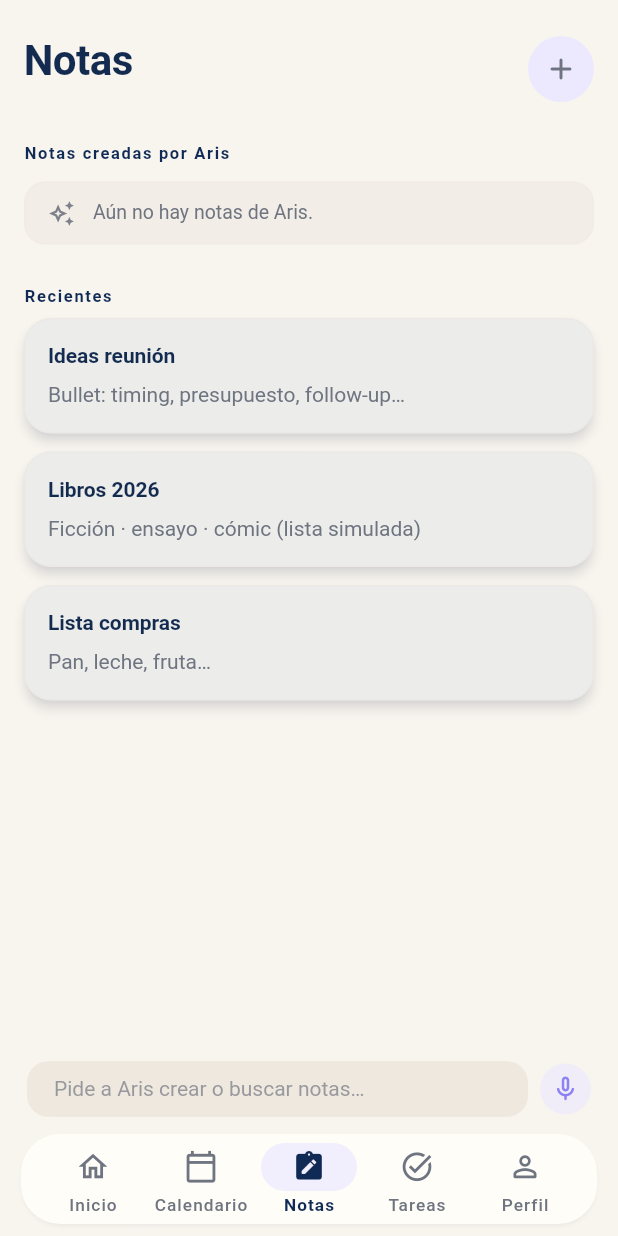
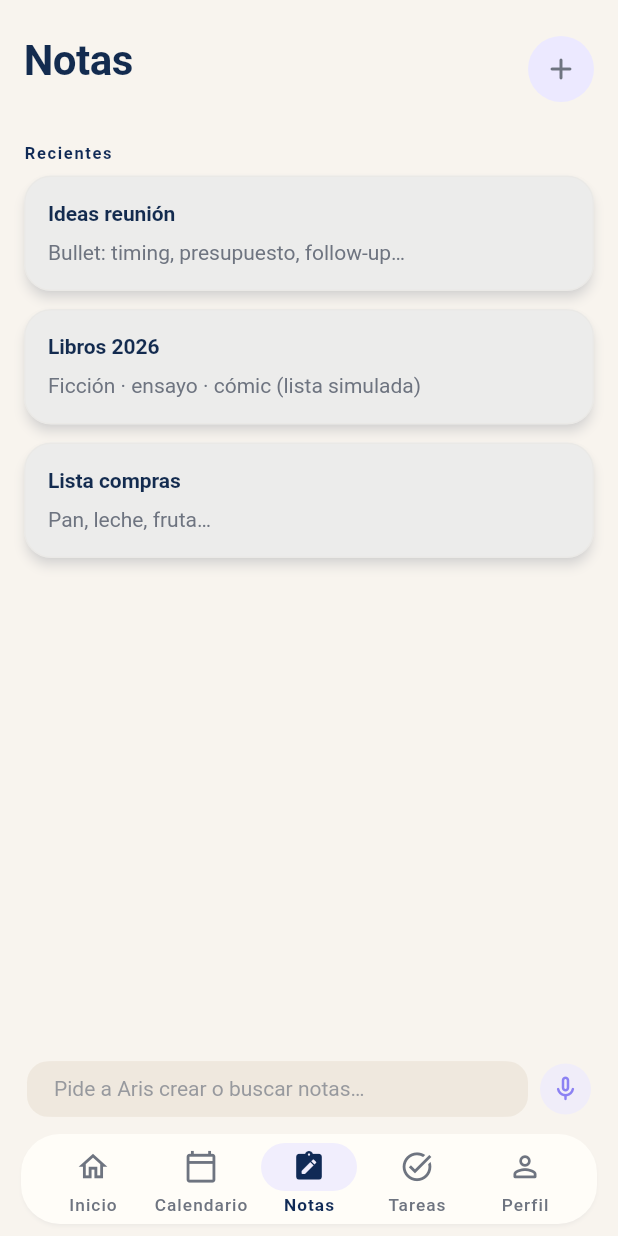
Before and after one commit to jmpmonge/aris-flutter, a Flutter app: the screen it shows after launch, item 3 of the bottom bar chosen, on a phone screen of 412 x 824 dp. Run offline on Flutter 3.47's test engine with Material 3 defaults, Android fonts, the phone set to English and light mode, and no system bars; our stand-ins replace shared_preferences; network calls fail.

Commit message:
quita bloque Notas creadas por Aris de la pantalla Notas
Co-authored-by: Cursor <cursoragent@cursor.com>

```diff
--- a/lib/features/notes/presentation/notes_screen.dart
+++ b/lib/features/notes/presentation/notes_screen.dart
@@ -2,15 +2,11 @@ import 'dart:async';
 
 import 'package:flutter/material.dart';
 
-import '../../../core/models/local_action_model.dart';
 import '../../../core/models/note_model.dart';
 import '../../../core/repositories/repositories.dart';
-import '../../../core/services/local_action_service.dart';
 import '../../../shared/widgets/app_card.dart';
 import '../../../shared/widgets/app_header.dart';
 import '../../../shared/widgets/home_aris_reply_card.dart';
-import '../../../shared/widgets/local_action_card.dart';
-import '../../../shared/widgets/local_action_empty_state.dart';
 import 'manual_note_canvas_sheet.dart';
 import '../../../theme/app_spacing.dart';
 
@@ -56,22 +52,16 @@ class _NotesScreenState extends State<NotesScreen> {
   void initState() {
     super.initState();
     unawaited(Repositories.note.refreshFromBackend());
-    LocalActionService.revision.addListener(_onArisActions);
     Repositories.note.readRevision.addListener(_onNoteReads);
   }
 
   @override
   void dispose() {
     Repositories.note.readRevision.removeListener(_onNoteReads);
-    LocalActionService.revision.removeListener(_onArisActions);
     super.dispose();
   }
 
   void _onNoteReads() {
-    if (mounted) setState(() {});
-  }
-
-  void _onArisActions() {
     if (mounted) setState(() {});
   }
 
@@ -231,8 +221,6 @@ class _NotesScreenState extends State<NotesScreen> {
     final text = Theme.of(context).textTheme;
     final scheme = Theme.of(context).colorScheme;
     final recent = Repositories.note.getRecentNotes();
-    final arisNotes =
-        LocalActionService.getActionsByType(LocalActionType.note);
 
     return SafeArea(
       top: true,
@@ -253,48 +241,6 @@ class _NotesScreenState extends State<NotesScreen> {
                     tooltip: 'Nueva nota',
                   ),
                 ),
-                Padding(
-                  padding: const EdgeInsets.fromLTRB(
-                    AppSpacing.md,
-                    AppSpacing.md,
-                    AppSpacing.md,
-                    AppSpacing.sm,
-                  ),
-                  child: Text(
-                    'Notas creadas por Aris',
-                    style: text.labelSmall?.copyWith(
-                      letterSpacing: 1.1,
-                      color: scheme.primary,
-                      fontWeight: FontWeight.w700,
-                    ),
-                  ),
-                ),
-                if (arisNotes.isEmpty)
-                  const LocalActionEmptyState(
-                    message: 'Aún no hay notas de Aris.',
-                  )
-                else
-                  SizedBox(
-                    height: 132,
-                    child: ListView.separated(
-                      padding: const EdgeInsets.symmetric(
-                        horizontal: AppSpacing.md,
-                      ),
-                      scrollDirection: Axis.horizontal,
-                      itemCount: arisNotes.length,
-                      separatorBuilder: (_, _) =>
-                          const SizedBox(width: AppSpacing.sm),
-                      itemBuilder: (context, i) {
-                        return SizedBox(
-                          width: 280,
-                          child: LocalActionCard(
-                            action: arisNotes[i],
-                            compact: true,
-                          ),
-                        );
-                      },
-                    ),
-                  ),
                 Padding(
                   padding: const EdgeInsets.fromLTRB(
                     AppSpacing.md,
```
